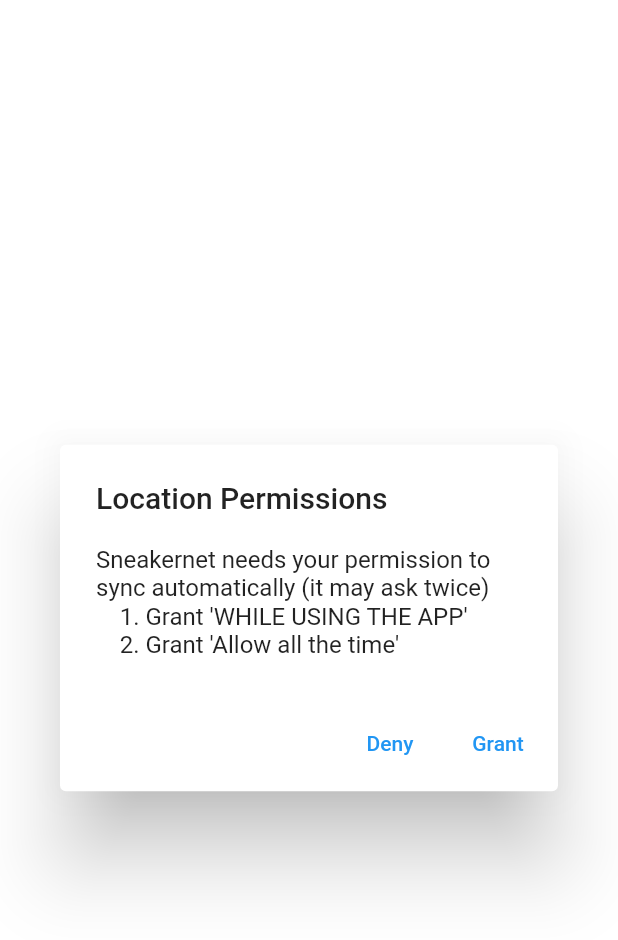
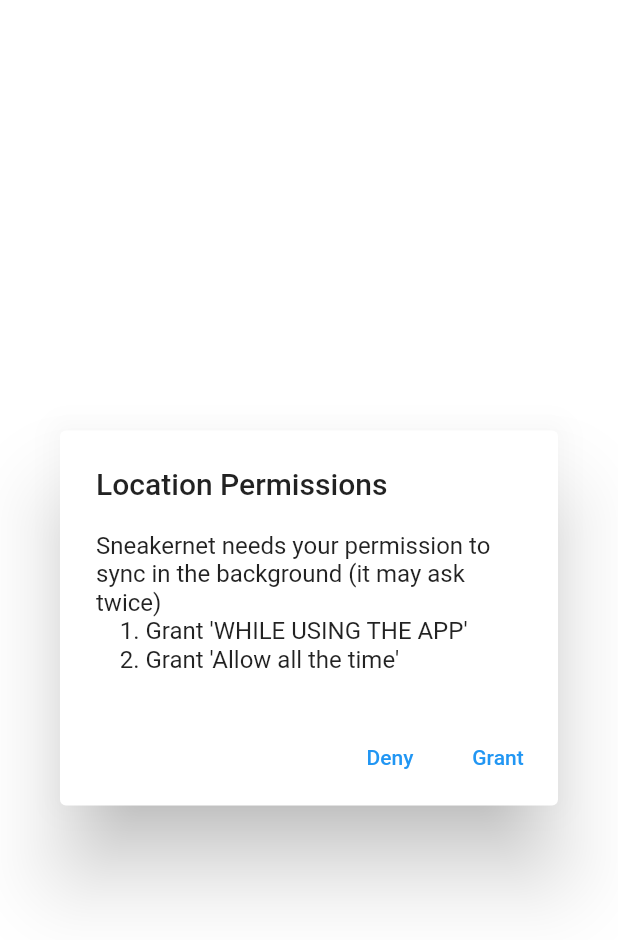
Before and after one commit to redengin/sneakernet, a Flutter app: the LocationPermissionsRequest screen opened by its route, on a phone screen of 412 x 824 dp. Shown: the top 940 px of the screen. Run offline on Flutter 3.47's test engine with Material 2 defaults, Android fonts, the phone set to English and light mode, and no system bars; our stand-ins replace flutter_local_notifications, multi_select_flutter, open_filex, permission_handler, settings_ui, shared_preferences; missing offline and left inert: auto_start_flutter, ebook, flutter_file_dialog, openapi_generator_annotations, plugin_wifi_connect, version and 2 more; accounts and stored records are empty.

Commit message:
adding description to location dialog

```diff
--- a/flutter/lib/pages/location_permissions_request.dart
+++ b/flutter/lib/pages/location_permissions_request.dart
@@ -13,7 +13,7 @@ class LocationPermissionsRequest extends StatelessWidget {
             child: ListBody(
           children: <Widget>[
             Text(
-                "Sneakernet needs your permission to sync automatically (it may ask twice)"),
+                "Sneakernet needs your permission to sync in the background (it may ask twice)"),
             Text("    1. Grant 'WHILE USING THE APP'"),
             Text("    2. Grant 'Allow all the time'"),
           ],
```
